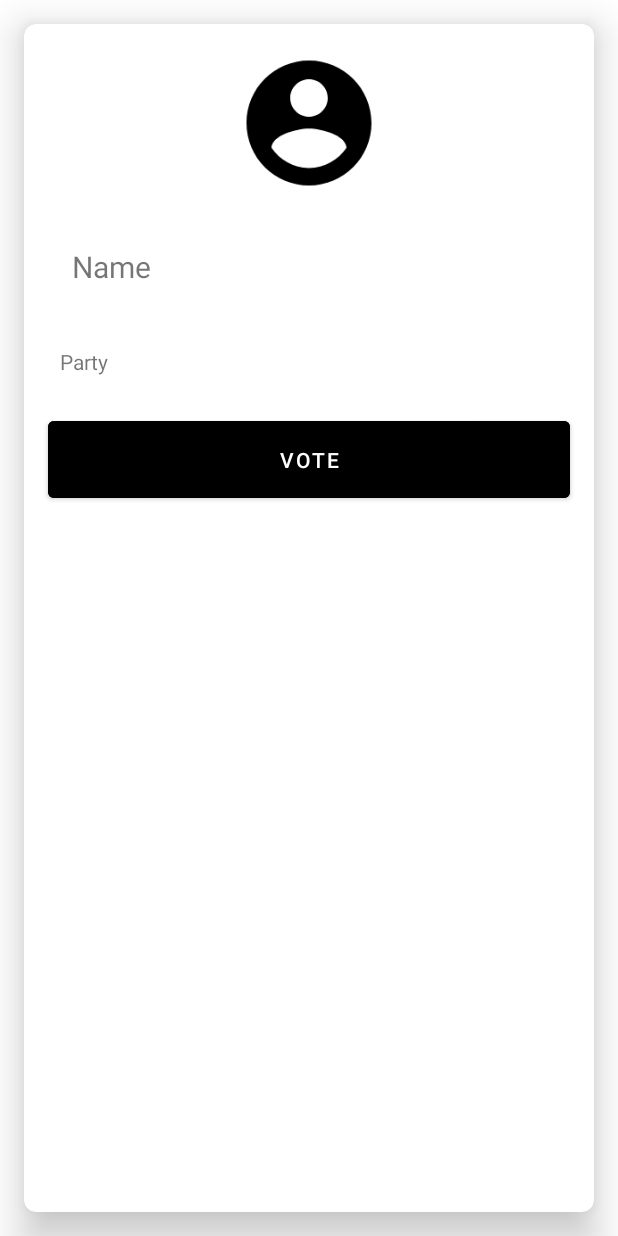
After one commit to sachinthadilshann/VotingApp, an Android app: the layout candidate_layout.xml on its own in the app's theme, with its tools: preview values and no code run, on a phone screen of 412 x 824 dp. The commit adds this screen. Run offline under Robolectric (Android 15) with nearby library versions, the phone set to English and light mode, and no system bars.

Commit message:
Start voting

```diff
--- a/app/src/main/AndroidManifest.xml
+++ b/app/src/main/AndroidManifest.xml
@@ -18,6 +18,9 @@
         android:supportsRtl="true"
         android:theme="@style/Theme.VotingApp"
         tools:targetApi="31">
+        <activity
+            android:name=".AllCandidateActivity"
+            android:exported="false" />
         <activity
             android:name=".CreatePoll"
             android:exported="false" />
--- a/app/src/main/java/com/radproject/votingapp/CreatePoll.java
+++ b/app/src/main/java/com/radproject/votingapp/CreatePoll.java
@@ -88,7 +88,7 @@ public class CreatePoll extends AppCompatActivity {
 
                     String uid = FirebaseAuth.getInstance().getCurrentUser().getUid();
 
-                    StorageReference imagePath = reference.child("candidate_image").child(uid + ".jpg");
+                    StorageReference imagePath = reference.child("candidate_image").child(party + ".jpg");
                     imagePath.putFile(mainUri).addOnCompleteListener(new OnCompleteListener<UploadTask.TaskSnapshot>() {
                         @Override
                         public void onComplete(@NonNull Task<UploadTask.TaskSnapshot> task) {
--- /dev/null
+++ b/app/src/main/res/layout/candidate_layout.xml
@@ -0,0 +1,75 @@
+<?xml version="1.0" encoding="utf-8"?>
+<androidx.cardview.widget.CardView xmlns:android="http://schemas.android.com/apk/res/android"
+    xmlns:app="http://schemas.android.com/apk/res-auto"
+    android:layout_width="match_parent"
+    android:layout_height="match_parent"
+    app:cardCornerRadius="8dp"
+    android:layout_margin="16dp"
+    app:cardElevation="16dp">
+
+    <androidx.constraintlayout.widget.ConstraintLayout
+        android:layout_width="match_parent"
+        android:layout_height="wrap_content">
+
+    <de.hdodenhof.circleimageview.CircleImageView
+        android:id="@+id/img"
+        android:layout_width="100dp"
+        android:layout_height="100dp"
+        android:layout_marginStart="16dp"
+        android:layout_marginTop="16dp"
+        android:layout_marginEnd="16dp"
+        android:src="@drawable/profile"
+        app:layout_constraintEnd_toEndOf="parent"
+        app:layout_constraintStart_toStartOf="parent"
+        app:layout_constraintTop_toTopOf="parent" />
+
+    <TextView
+        android:id="@+id/name"
+        android:layout_width="match_parent"
+        android:layout_height="wrap_content"
+        android:layout_margin="16dp"
+        android:padding="16dp"
+        android:text="Name"
+        android:textSize="20sp"
+        app:layout_constraintEnd_toEndOf="@+id/img"
+        app:layout_constraintStart_toStartOf="@+id/img"
+        app:layout_constraintTop_toBottomOf="@+id/img" />
+
+    <TextView
+        android:id="@+id/party"
+        android:layout_width="match_parent"
+        android:layout_height="wrap_content"
+        android:layout_margin="16dp"
+        android:padding="8dp"
+        android:text="Party"
+        app:layout_constraintEnd_toEndOf="@+id/name"
+        app:layout_constraintStart_toStartOf="@+id/name"
+        app:layout_constraintTop_toBottomOf="@+id/name" />
+
+    <TextView
+        android:id="@+id/election"
+        android:layout_width="match_parent"
+        android:layout_height="wrap_content"
+        android:layout_margin="16dp"
+        android:padding="8dp"
+        android:text="Election"
+        app:layout_constraintEnd_toEndOf="@+id/party"
+        app:layout_constraintStart_toStartOf="@+id/party"
+        app:layout_constraintTop_toBottomOf="@+id/party" />
+
+    <Button
+        android:id="@+id/vote_btn"
+        android:layout_width="match_parent"
+        android:layout_height="wrap_content"
+        android:padding="16dp"
+        android:layout_margin="16dp"
+        android:text="Vote"
+        android:backgroundTint="@color/black"
+        app:layout_constraintEnd_toEndOf="@+id/party"
+        app:layout_constraintStart_toStartOf="@+id/party"
+        app:layout_constraintTop_toBottomOf="@+id/party" />
+
+    </androidx.constraintlayout.widget.ConstraintLayout>
+
+
+</androidx.cardview.widget.CardView>
```
Also changed, not shown: app/src/main/java/com/radproject/votingapp/AllCandidateActivity.java (added, +78 -0 lines), app/src/main/java/com/radproject/votingapp/MainActivity.java (+28 -1 lines), app/src/main/java/com/radproject/votingapp/adapter/CandidateAdapter.java (added, +69 -0 lines), app/src/main/java/com/radproject/votingapp/model/Candidate.java (added, +58 -0 lines), app/src/main/res/layout/activity_all_candidate.xml (added, +31 -0 lines), app/src/main/res/layout/activity_main.xml (+34 -3 lines), app/src/main/res/menu/main_menu.xml (added, +8 -0 lines).
